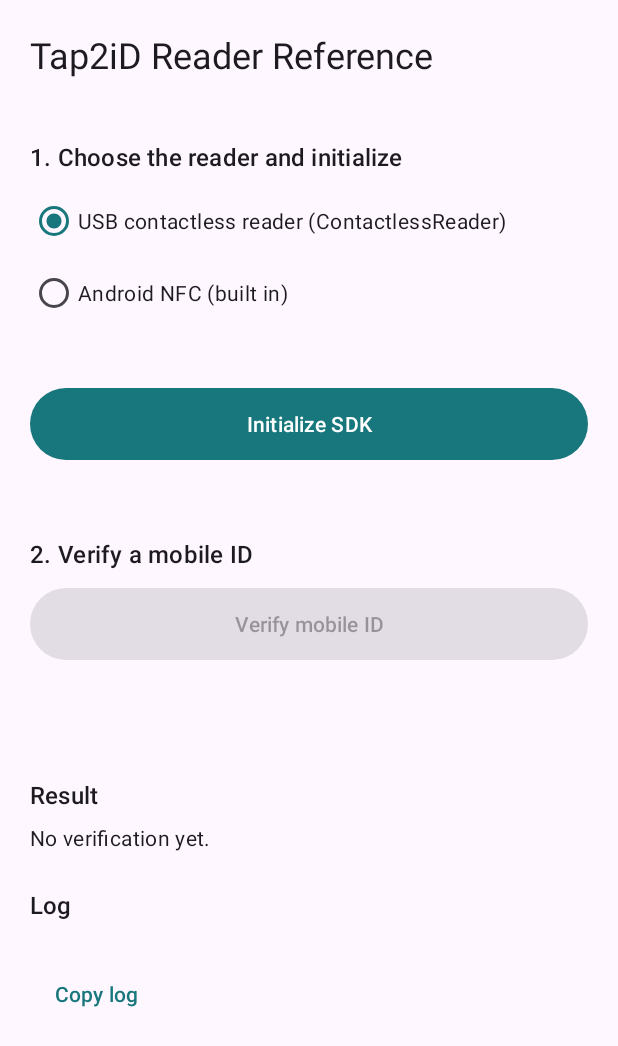
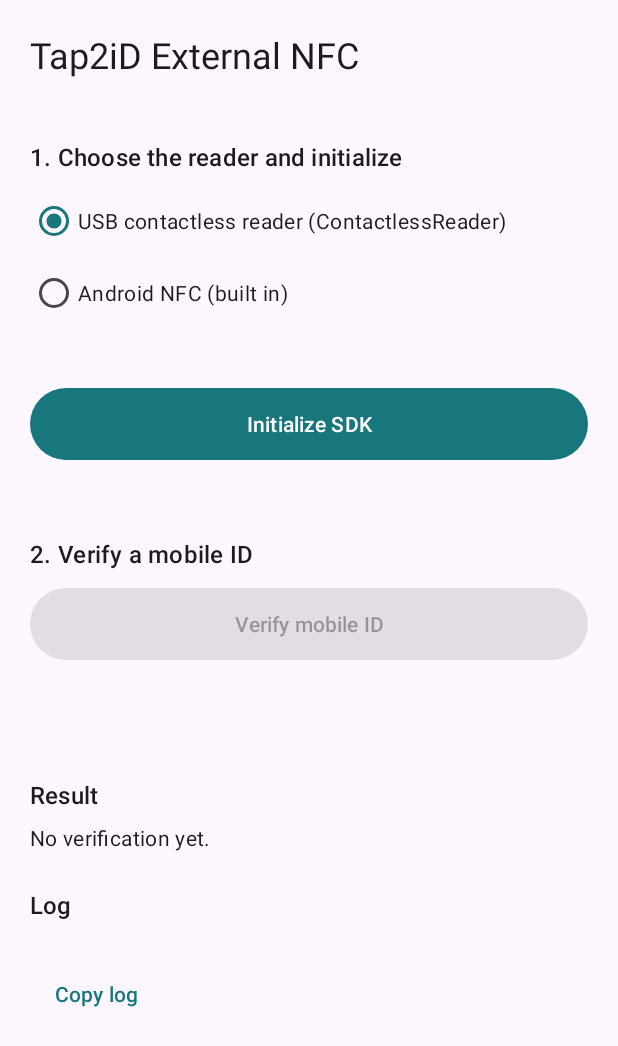
Before and after one commit to CredenceID/Tap2iD-Android-SDK-External-NFC-Reference, an Android app: the screen it shows after launch (MainActivity), on a phone screen of 412 x 824 dp. Shown: the top 1046 px of the screen. Run offline under Robolectric (Android 15) with nearby library versions, the phone set to English and light mode, and no system bars; libraries missing offline, so code that uses them is left out: com.credenceid.tap2idSdk; 2 statements that could not run were skipped.

Commit message:
[MINOR] Renames the project after its repository
The repository is CredenceID/Tap2iD-Android-SDK-External-NFC-Reference.
The README title, the Gradle root project and the app's launcher name now
match it.

#CIE-8774

```diff
--- a/app/src/main/res/values/strings.xml
+++ b/app/src/main/res/values/strings.xml
@@ -1,6 +1,6 @@
 <?xml version="1.0" encoding="utf-8"?>
 <resources>
-    <string name="app_name">Tap2iD Reader Reference</string>
+    <string name="app_name">Tap2iD External NFC</string>
     <string name="sdk_version">Tap2iD SDK %1$s</string>
 
     <string name="section_reader">1. Choose the reader and initialize</string>
--- a/settings.gradle.kts
+++ b/settings.gradle.kts
@@ -26,6 +26,6 @@ dependencyResolutionManagement {
     }
 }
 
-rootProject.name = "Tap2iD-Reader-Reference"
+rootProject.name = "Tap2iD-Android-SDK-External-NFC-Reference"
 include(":app")
 include(":terminal-adapter")
```
Also changed, not shown: 1 other file.
